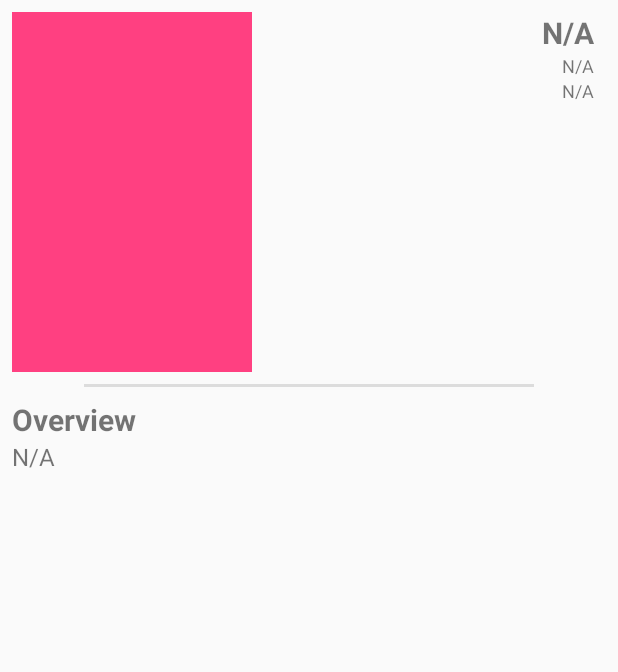
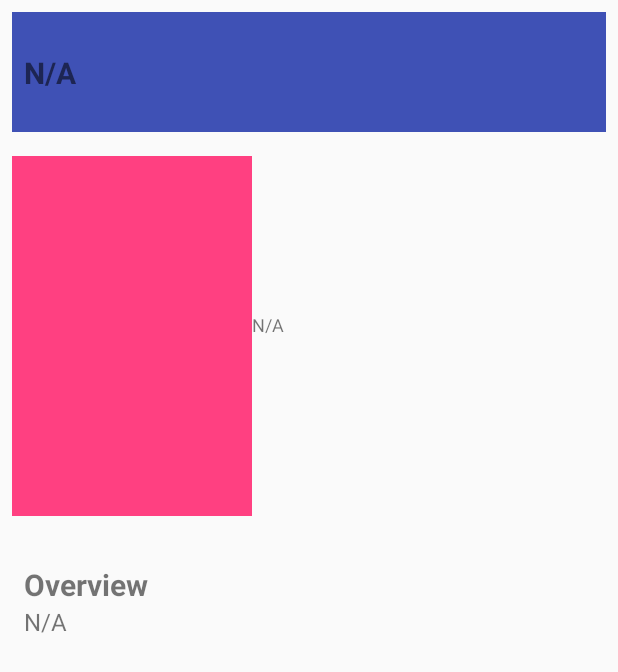
Before and after one commit to BIGxRED/PopularMovies_Stage2, an Android app: the layout activity_movie_details.xml on its own in the app's theme, with its tools: preview values and no code run, on a phone screen of 412 x 824 dp. Shown: the top 672 px of the screen. Run offline under Robolectric (Android 15) with nearby library versions, the phone set to English and light mode, and no system bars.

Commit message:
Started on converting the movie details screen into a ConstraintLayout; still not complete

```diff
--- a/app/build.gradle
+++ b/app/build.gradle
@@ -33,4 +33,5 @@ dependencies {
     compile 'com.android.support:recyclerview-v7:25.0.1'
     compile 'com.squareup.picasso:picasso:2.5.2'
     compile 'com.android.support:preference-v7:25.1.1'
+    compile 'com.android.support.constraint:constraint-layout:1.0.1'
 }
--- /dev/null
+++ b/app/src/main/res/drawable/star_filled_in.xml
@@ -0,0 +1,9 @@
+<vector xmlns:android="http://schemas.android.com/apk/res/android"
+        android:width="24dp"
+        android:height="24dp"
+        android:viewportWidth="24.0"
+        android:viewportHeight="24.0">
+    <path
+        android:fillColor="#FF000000"
+        android:pathData="M12,17.27L18.18,21l-1.64,-7.03L22,9.24l-7.19,-0.61L12,2 9.19,8.63 2,9.24l5.46,4.73L5.82,21z"/>
+</vector>
--- /dev/null
+++ b/app/src/main/res/drawable/star_outline.xml
@@ -0,0 +1,9 @@
+<vector xmlns:android="http://schemas.android.com/apk/res/android"
+        android:width="24dp"
+        android:height="24dp"
+        android:viewportWidth="24.0"
+        android:viewportHeight="24.0">
+    <path
+        android:fillColor="#FF000000"
+        android:pathData="M22,9.24l-7.19,-0.62L12,2 9.19,8.63 2,9.24l5.46,4.73L5.82,21 12,17.27 18.18,21l-1.63,-7.03L22,9.24zM12,15.4l-3.76,2.27 1,-4.28 -3.32,-2.88 4.38,-0.38L12,6.1l1.71,4.04 4.38,0.38 -3.32,2.88 1,4.28L12,15.4z"/>
+</vector>
--- a/app/src/main/res/layout/activity_movie_details.xml
+++ b/app/src/main/res/layout/activity_movie_details.xml
@@ -2,75 +2,136 @@
 
 <!--The following code is the property and sole work of Mike Palarz, a student at Udacity-->
 
-<RelativeLayout xmlns:android="http://schemas.android.com/apk/res/android"
+<ScrollView xmlns:android="http://schemas.android.com/apk/res/android"
+            xmlns:app="http://schemas.android.com/apk/res-auto"
+            xmlns:tools="http://schemas.android.com/tools"
             android:layout_width="match_parent"
             android:layout_height="match_parent"
-    android:orientation="vertical"
             android:padding="8dp">
+
+    <android.support.constraint.ConstraintLayout
+        android:layout_width="match_parent"
+        android:layout_height="match_parent">
+
+        <View
+            android:id="@+id/title_background"
+            android:layout_width="0dp"
+            android:layout_height="80dp"
+            android:background="@color/colorPrimary"
+            android:layout_marginBottom="16dp"
+            app:layout_constraintRight_toRightOf="parent"
+            app:layout_constraintBottom_toTopOf="@+id/iv_movie_poster"
+            app:layout_constraintLeft_toLeftOf="parent"
+            app:layout_constraintTop_toTopOf="parent"
+            app:layout_constraintHorizontal_bias="0.0"
+            app:layout_constraintVertical_bias="0.0"/>
+
+        <!--Movie title-->
+        <TextView
+            android:id="@+id/tv_movie_title"
+            android:layout_height="wrap_content"
+            android:layout_width="0dp"
+            android:text="N/A"
+            style="@style/MovieHeader"
+            android:layout_marginStart="8dp"
+            app:layout_constraintLeft_toLeftOf="parent"
+            app:layout_constraintTop_toTopOf="@+id/title_background"
+            android:layout_marginLeft="8dp"
+            app:layout_constraintBottom_toBottomOf="@+id/title_background"
+            app:layout_constraintRight_toRightOf="@+id/title_background"/>
 
         <!--Movie poster-->
         <ImageView
             android:id="@+id/iv_movie_poster"
             android:layout_width="160dp"
             android:layout_height="240dp"
-        android:layout_alignParentLeft="true"
-        style="@style/MoviePoster"/>
-
-    <!--Movie title-->
-    <TextView
-        android:id="@+id/tv_movie_title"
-        android:layout_height="wrap_content"
-        android:layout_width="200dp"
-        android:gravity="right"
-        android:layout_marginRight="8dp"
-        android:layout_alignParentRight="true"
-        android:text="N/A"
-        style="@style/MovieHeader"/>
+            style="@style/MoviePoster"
+            app:layout_constraintLeft_creator="1"
+            app:layout_constraintBottom_toTopOf="@+id/separator"
+            app:layout_constraintLeft_toLeftOf="parent"
+            app:layout_constraintTop_toBottomOf="@+id/title_background"
+            android:layout_marginBottom="16dp"/>
 
         <!--Movie release date-->
         <TextView
             android:id="@+id/tv_movie_release_date"
             android:text="N/A"
-        android:layout_below="@id/tv_movie_title"
-        style="@style/MovieStats"/>
+            style="@style/MovieStats"
+            android:layout_height="wrap_content"
+            android:layout_width="0dp"
+            app:layout_constraintBottom_toBottomOf="@+id/iv_movie_poster"
+            app:layout_constraintTop_toBottomOf="@+id/title_background"
+            app:layout_constraintLeft_toRightOf="@+id/iv_movie_poster"/>
 
         <!--Vote average and vote counts-->
         <TextView
             android:id="@+id/tv_movie_vote_results"
             android:text="N/A"
-        android:layout_below="@id/tv_movie_release_date"
-        style="@style/MovieStats"/>
+            style="@style/MovieStats"
+            android:layout_height="0dp"
+            android:layout_width="0dp"
+            tools:layout_constraintTop_creator="1"
+            tools:layout_constraintRight_creator="1"
+            android:layout_marginEnd="33dp"
+            app:layout_constraintRight_toRightOf="parent"
+            app:layout_constraintTop_toBottomOf="@+id/tv_movie_release_date"
+            android:layout_marginRight="33dp"/>
 
         <!--Horizontal separator-->
         <View
             android:id="@+id/separator"
-        android:layout_below="@id/iv_movie_poster"
-        style="@style/HorizontalDivider"/>
+            style="@style/HorizontalDivider"
+            android:layout_height="0dp"
+            android:layout_width="0dp"
+            tools:layout_constraintTop_creator="1"
+            tools:layout_constraintRight_creator="1"
+            tools:layout_constraintBottom_creator="1"
+            app:layout_constraintBottom_toTopOf="@+id/tv_overview_heading"
+            android:layout_marginStart="34dp"
+            android:layout_marginEnd="34dp"
+            app:layout_constraintRight_toRightOf="@+id/tv_overview_heading"
+            android:layout_marginTop="8dp"
+            app:layout_constraintTop_toBottomOf="@+id/iv_movie_poster"
+            tools:layout_constraintLeft_creator="1"
+            android:layout_marginBottom="8dp"
+            app:layout_constraintLeft_toLeftOf="@+id/iv_movie_poster"
+            android:layout_marginLeft="34dp"
+            android:layout_marginRight="34dp"/>
 
         <!--Overview heading-->
         <TextView
             android:id="@+id/tv_overview_heading"
-        android:layout_width="match_parent"
+            android:layout_width="0dp"
             android:layout_height="wrap_content"
             android:text="@string/movie_overview_header"
             style="@style/MovieHeader"
-        android:layout_below="@id/separator"/>
-
-    <!--The movie overview is placed within a ScrollView in case the text becomes so long that it
-    cannot fit on the screen-->
-    <ScrollView
-        android:layout_width="match_parent"
-        android:layout_height="wrap_content"
-        android:layout_below="@id/tv_overview_heading">
+            tools:layout_constraintRight_creator="1"
+            tools:layout_constraintBottom_creator="1"
+            app:layout_constraintBottom_toTopOf="@+id/tv_movie_overview"
+            android:layout_marginStart="8dp"
+            android:layout_marginEnd="8dp"
+            app:layout_constraintRight_toRightOf="parent"
+            tools:layout_constraintLeft_creator="1"
+            app:layout_constraintLeft_toLeftOf="parent"
+            android:layout_marginLeft="8dp"
+            android:layout_marginRight="8dp"/>
 
         <!--Movie overview-->
         <TextView
             android:id="@+id/tv_movie_overview"
-            android:layout_width="match_parent"
+            android:layout_width="0dp"
             android:layout_height="wrap_content"
             android:textSize="16sp"
-            android:text="N/A"/>
+            android:text="N/A"
+            tools:layout_constraintRight_creator="1"
+            tools:layout_constraintBottom_creator="1"
+            app:layout_constraintBottom_toBottomOf="parent"
+            app:layout_constraintRight_toRightOf="@+id/tv_overview_heading"
+            tools:layout_constraintLeft_creator="1"
+            android:layout_marginBottom="24dp"
+            app:layout_constraintLeft_toLeftOf="@+id/tv_overview_heading"/>
+
+
+    </android.support.constraint.ConstraintLayout>
 
 </ScrollView>
-
-</RelativeLayout>
```
Lines whose indentation alone changed are shown as unchanged.
